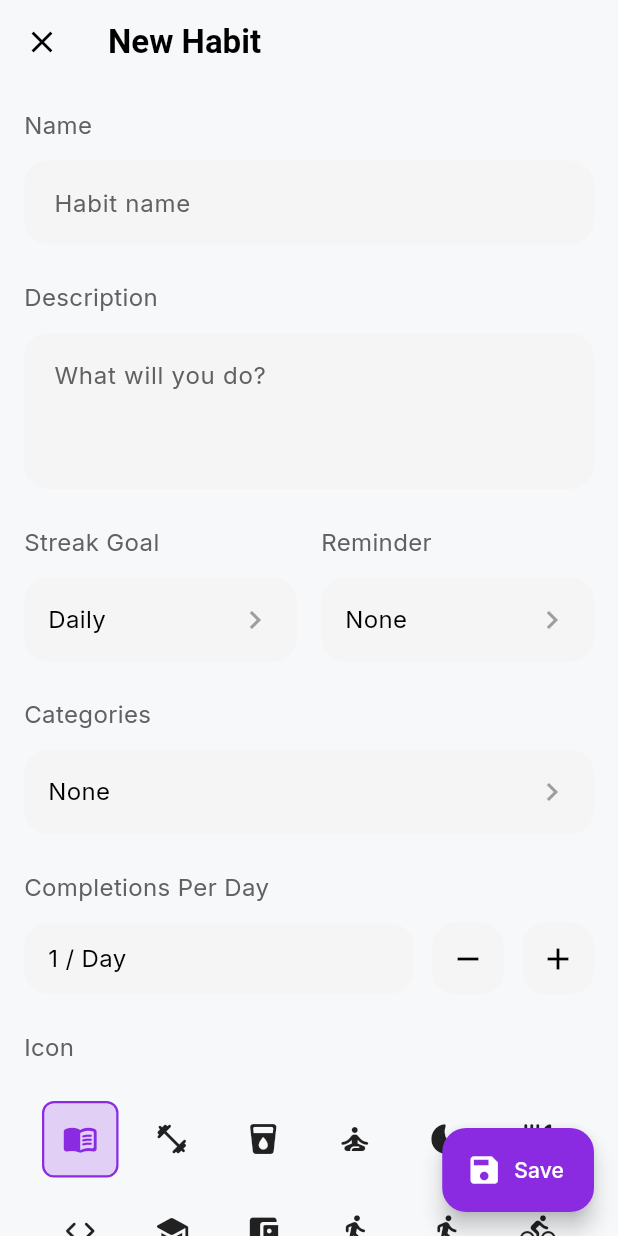
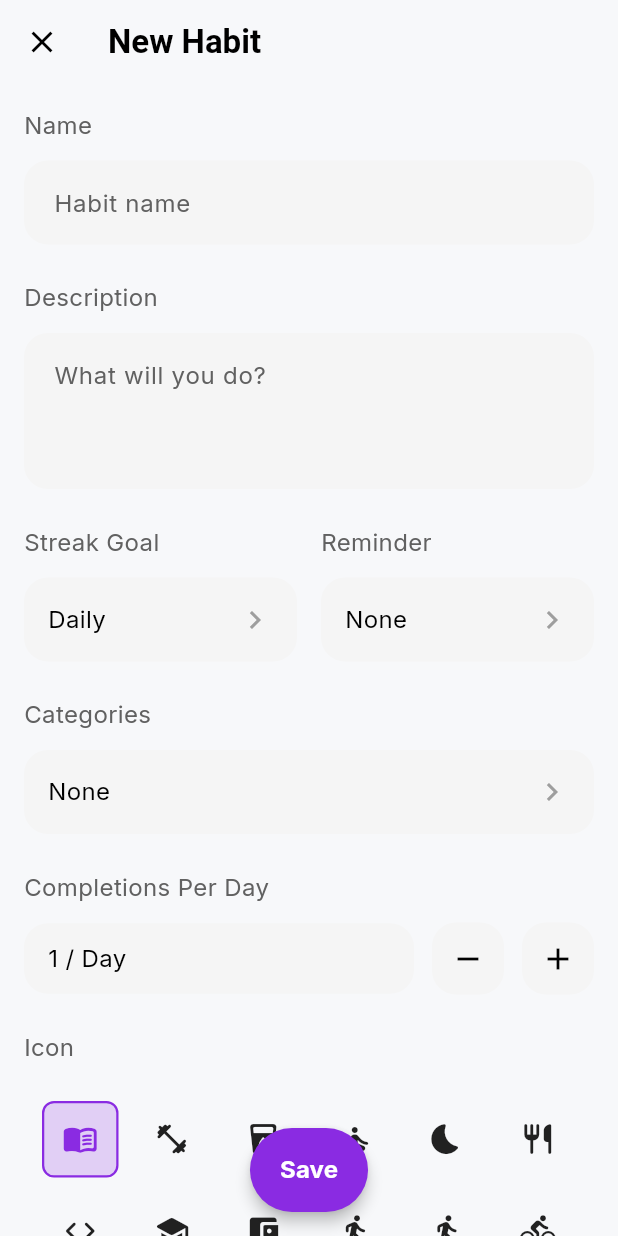
Before and after one commit to kaex/streaks, a Flutter app: the NewHabitScreen screen opened directly, on a phone screen of 412 x 824 dp. Run offline on Flutter 3.47's test engine with Material 3 defaults, Android fonts, the phone set to English and light mode, and no system bars; our stand-ins replace fl_chart, flutter_local_notifications, flutter_slidable, flutter_staggered_animations, google_fonts, share_plus and 3 more; accounts and stored records are empty.

Commit message:
Update floating action button to be centered, larger, and without icon

```diff
--- a/lib/screens/new_habit_screen.dart
+++ b/lib/screens/new_habit_screen.dart
@@ -130,9 +130,19 @@ class _NewHabitScreenState extends State<NewHabitScreen> {
       floatingActionButton: FloatingActionButton.extended(
         onPressed: _saveHabit,
         backgroundColor: AppTheme.accentColor,
-        icon: const Icon(Icons.save),
-        label: Text(_isEditing ? 'Save Changes' : 'Save'),
+        label: Text(
+          _isEditing ? 'Save Changes' : 'Save',
+          style: const TextStyle(
+            fontSize: 16,
+            fontWeight: FontWeight.bold,
+          ),
+        ),
+        elevation: 4,
+        shape: RoundedRectangleBorder(
+          borderRadius: BorderRadius.circular(28),
+        ),
       ),
+      floatingActionButtonLocation: FloatingActionButtonLocation.centerFloat,
       body: SingleChildScrollView(
         padding: const EdgeInsets.only(bottom: 80),
         child: Column(
```
